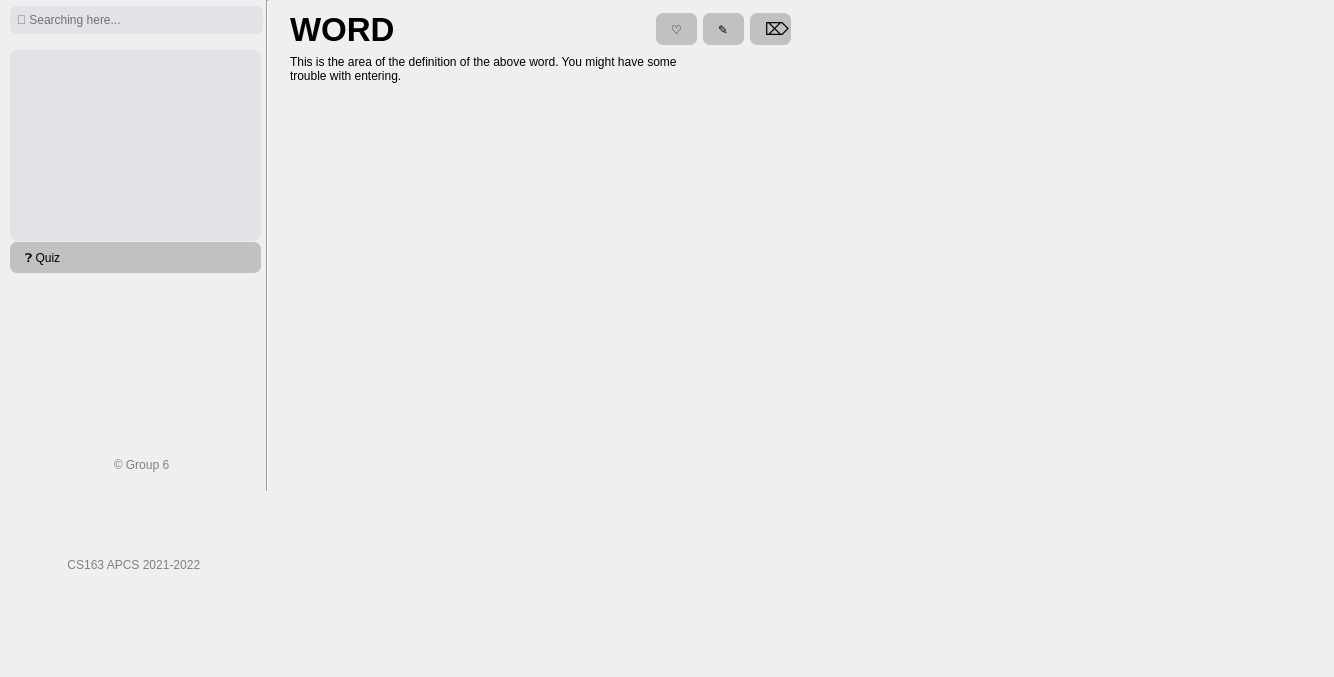
Old version of the form mainwindow.ui in the repository pvqn/CS163-SearchEngine.
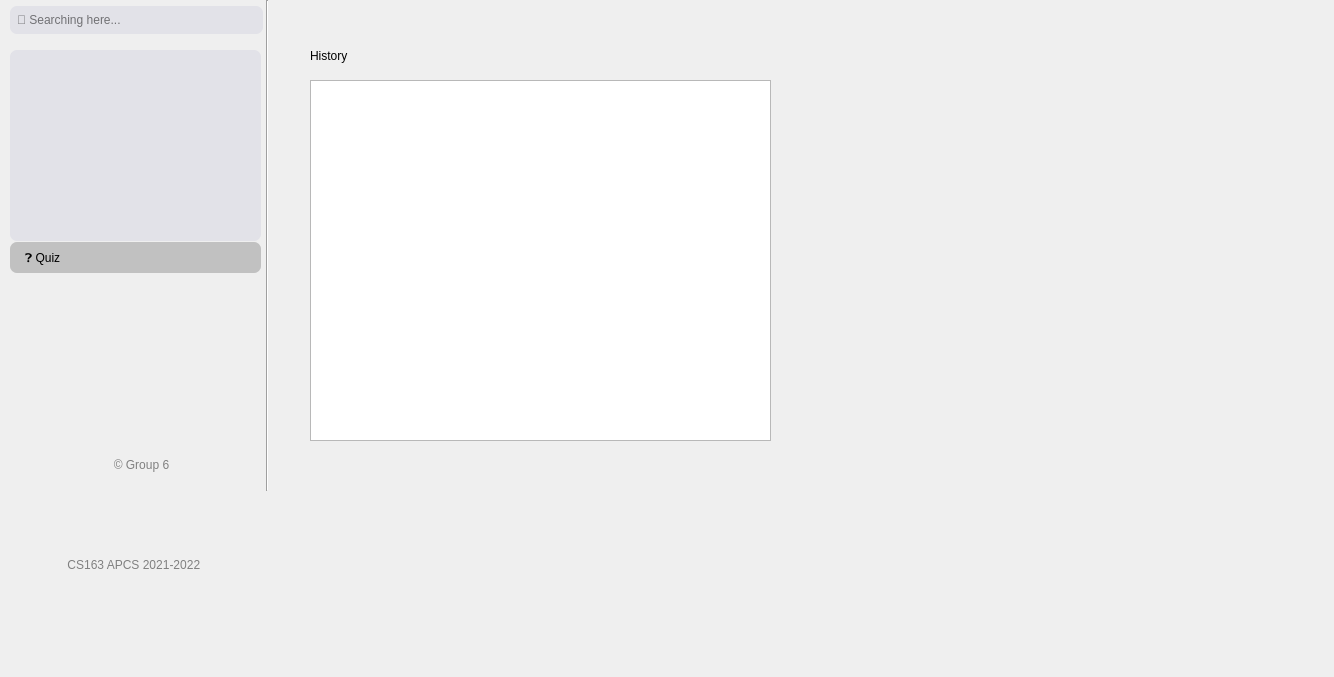
New version of the form. The open tabs and pages were chosen to show the change.

What changed in the file:
```diff
--- a/mainwindow.ui
+++ b/mainwindow.ui
@@ -748,6 +748,31 @@
       </property>
      </widget>
     </widget>
+    <widget class="QWidget" name="page_4">
+     <widget class="QLabel" name="label_8">
+      <property name="geometry">
+       <rect>
+        <x>20</x>
+        <y>35</y>
+        <width>91</width>
+        <height>21</height>
+       </rect>
+      </property>
+      <property name="text">
+       <string>History</string>
+      </property>
+     </widget>
+     <widget class="QListWidget" name="listWidget_2">
+      <property name="geometry">
+       <rect>
+        <x>20</x>
+        <y>70</y>
+        <width>461</width>
+        <height>361</height>
+       </rect>
+      </property>
+     </widget>
+    </widget>
    </widget>
   </widget>
   <action name="actiondjkfjskdf">
```
